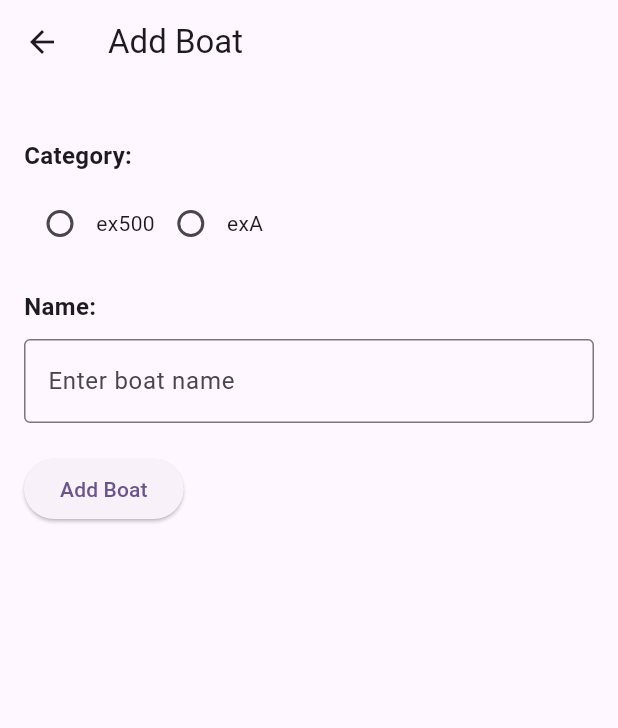
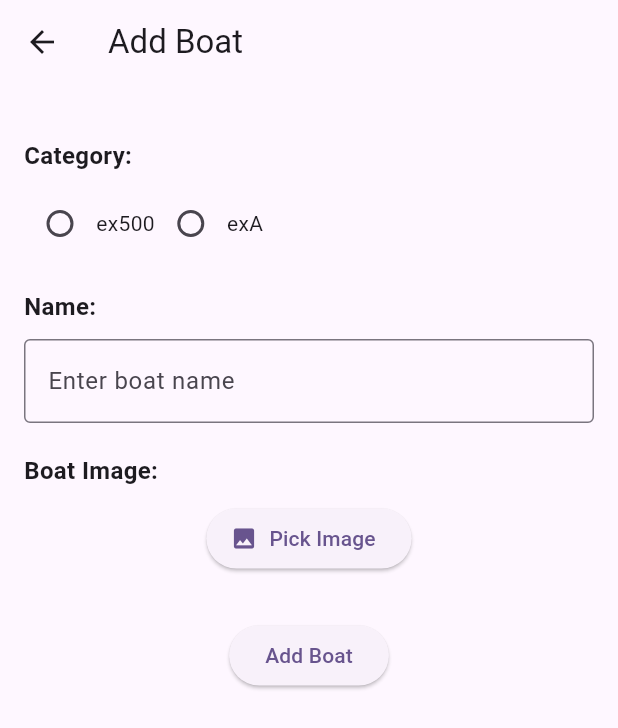
Before and after one commit to Thechopsee/exdata_collector, a Flutter app: the addNewBoatScreen screen opened directly, on a phone screen of 412 x 824 dp. Shown: the top 728 px of the screen. Run offline on Flutter 3.47's test engine with Material 3 defaults, Android fonts, the phone set to English and light mode, and no system bars; our stand-ins replace image_picker, shared_preferences; missing offline and left inert: background_remover; accounts and stored records are empty.

Commit message:
Implement boat image support with Base64 storage and sync
- Added 'image' column to the Boat model in the Flask backend.
- Updated backend API endpoints (sync, CRUD) to handle the image field.
- Performed SQLite database migration to add the 'image' column.
- Updated the Flutter Boat model to include the 'image' field.
- Implemented image picking and 300x300 resizing using 'image_picker' in addNewBoatScreen.
- Updated LocalSaver to persist the image Base64 string in SharedPreferences, fixing a "null" interpolation bug.
- Updated the main boat list UI to display the boat image using Image.memory.

Co-authored-by: Thechopsee <74382107+Thechopsee@users.noreply.github.com>

```diff
--- a/lib/Models/Boat.dart
+++ b/lib/Models/Boat.dart
@@ -5,49 +5,52 @@ class Boat {
   String? boatClass;
   String? timerSeconds;
   String? timerExplanation;
+  String? image;
 
   Boat();
   void fromString(int id, String loadedString) {
-    print(loadedString);
     List<String> ad = loadedString.split(';');
-    print(loadedString);
     bID = id;
-    name = ad[0];
-    boatClass = ad[1];
-    if(ad.length>2) {
-      dbID = int.parse(ad[2]);
+    if (ad.length > 0) name = ad[0];
+    if (ad.length > 1) boatClass = ad[1];
+    if (ad.length > 2) {
+      dbID = int.tryParse(ad[2]) ?? 0;
     }
-    if(ad.length==5) {
-      timerSeconds = ad[3];
-      timerExplanation = ad[4];
+    if (ad.length > 3) {
+      timerSeconds = ad[3] == "" || ad[3] == "null" ? null : ad[3];
+    }
+    if (ad.length > 4) {
+      timerExplanation = ad[4] == "" || ad[4] == "null" ? null : ad[4];
+    }
+    if (ad.length > 5) {
+      image = ad[5] == "" || ad[5] == "null" ? null : ad[5];
     }
   }
 
   Boat.fromJson(Map<String, dynamic> json)
-      : bID = json['bID'],
+      : bID = json['bID'] ?? 0,
+        dbID = json['dbID'] ?? 0,
         name = json['name'],
         boatClass = json['boatClass'],
         timerSeconds = json['timerSeconds'],
-        timerExplanation = json['timerExplanation'];
+        timerExplanation = json['timerExplanation'],
+        image = json['image'];
 
   Map<String, dynamic> toJson() => {
-    'id': bID,
-    'dbID':dbID,
+    'bID': bID,
+    'dbID': dbID,
     'name': name,
     'boatClass': boatClass,
     'timerSeconds': timerSeconds,
     'timerExplanation': timerExplanation,
+    'image': image,
   };
 
   String toColumnString() {
-    if(dbID!=0)
-      {
-        return "$dbID $name";
-      }
-    else
-      {
-        return "$bID $name";
-      }
-
+    if (dbID != 0) {
+      return "$dbID $name";
+    } else {
+      return "$bID $name";
+    }
   }
 }
--- a/lib/Services/LocalSaver.dart
+++ b/lib/Services/LocalSaver.dart
@@ -77,7 +77,10 @@ class LocalSaver {
       String? name=boats[i].name;
       String? boatClass=boats[i].boatClass;
       int dbID = boats[i].dbID;
-      prefs.setString('boat$index', '$name;$boatClass;$dbID');
+      String timerSeconds = boats[i].timerSeconds ?? "";
+      String timerExplanation = boats[i].timerExplanation ?? "";
+      String image = boats[i].image ?? "";
+      prefs.setString('boat$index', '$name;$boatClass;$dbID;$timerSeconds;$timerExplanation;$image');
     }
   }
   static void updateRunsData({required List<Run> runs})
@@ -105,13 +108,17 @@ class LocalSaver {
     required String selectedOption,
     String? seconds,
     String? explanation,
+    String? image,
   }) async {
     SharedPreferences prefs = await SharedPreferences.getInstance();
     int? index=prefs.getInt("boatNums");
     index ??= 0;
     index+=1;
     prefs.setInt("boatNums", index);
-    prefs.setString('boat$index', '$text;$selectedOption;0;$seconds;$explanation');
+    String s1 = seconds ?? "";
+    String e1 = explanation ?? "";
+    String i1 = image ?? "";
+    prefs.setString('boat$index', '$text;$selectedOption;0;$s1;$e1;$i1');
   }
   static Future<List<Race>> loadAllRaces() async
   {
--- a/lib/addNewBoatScreen.dart
+++ b/lib/addNewBoatScreen.dart
@@ -1,5 +1,8 @@
+import 'dart:convert';
+import 'dart:io';
 import 'package:exdata_collector/Services/LocalSaver.dart';
 import 'package:flutter/material.dart';
+import 'package:image_picker/image_picker.dart';
 
 class addNewBoatScreen extends StatefulWidget {
   const addNewBoatScreen({Key? key}) : super(key: key);
@@ -13,6 +16,7 @@ class _NewScreenState extends State<addNewBoatScreen> {
   final TextEditingController _textEditingController = TextEditingController();
   final TextEditingController _secondsController = TextEditingController();
   final TextEditingController _explainController = TextEditingController();
+  String? _base64Image;
 
   @override
   void dispose() {
@@ -22,13 +26,29 @@ class _NewScreenState extends State<addNewBoatScreen> {
     super.dispose();
   }
 
+  Future<void> _pickImage() async {
+    final ImagePicker picker = ImagePicker();
+    final XFile? image = await picker.pickImage(
+      source: ImageSource.gallery,
+      maxWidth: 300,
+      maxHeight: 300,
+    );
+
+    if (image != null) {
+      final bytes = await image.readAsBytes();
+      setState(() {
+        _base64Image = base64Encode(bytes);
+      });
+    }
+  }
+
   @override
   Widget build(BuildContext context) {
     return Scaffold(
       appBar: AppBar(
         title: const Text('Add Boat'),
       ),
-      body: Padding(
+      body: SingleChildScrollView(
         padding: const EdgeInsets.all(16.0),
         child: Column(
           crossAxisAlignment: CrossAxisAlignment.start,
@@ -112,7 +132,36 @@ class _NewScreenState extends State<addNewBoatScreen> {
             ],
 
             const SizedBox(height: 20),
-            ElevatedButton(
+            const Text(
+              'Boat Image:',
+              style: TextStyle(fontSize: 16, fontWeight: FontWeight.bold),
+            ),
+            const SizedBox(height: 10),
+            Center(
+              child: Column(
+                children: [
+                  if (_base64Image != null)
+                    Padding(
+                      padding: const EdgeInsets.only(bottom: 10.0),
+                      child: Image.memory(
+                        base64Decode(_base64Image!),
+                        width: 150,
+                        height: 150,
+                        fit: BoxFit.cover,
+                      ),
+                    ),
+                  ElevatedButton.icon(
+                    onPressed: _pickImage,
+                    icon: const Icon(Icons.image),
+                    label: const Text('Pick Image'),
+                  ),
+                ],
+              ),
+            ),
+
+            const SizedBox(height: 30),
+            Center(
+              child: ElevatedButton(
                 onPressed: () {
                   String name = _textEditingController.text;
 
@@ -143,12 +192,13 @@ class _NewScreenState extends State<addNewBoatScreen> {
                     }
                   }
 
-                // Uložit data včetně extra polí pro EX-A
+                  // Uložit data včetně extra polí pro EX-A a obrázku
                   LocalSaver.saveBoatData(
                     text: name,
                     selectedOption: _selectedOption.toString(),
                     seconds: _secondsController.text,
                     explanation: _explainController.text,
+                    image: _base64Image,
                   );
 
                   print(
@@ -158,6 +208,7 @@ class _NewScreenState extends State<addNewBoatScreen> {
                 },
                 child: const Text('Add Boat'),
               ),
+            ),
           ],
         ),
       ),
--- a/lib/main.dart
+++ b/lib/main.dart
@@ -1,3 +1,4 @@
+import 'dart:convert';
 import 'package:exdata_collector/RemoveBackground/RemoveBackgroundPage.dart';
 import 'package:flutter/material.dart';
 import 'Models/Boat.dart';
@@ -157,6 +158,15 @@ class _MyHomePageState extends State<MyHomePage> {
               itemCount: _items.length,
               itemBuilder: (BuildContext context, int index) {
                 return ListTile(
+                  leading: (_items[index].image != null && _items[index].image!.isNotEmpty && _items[index].image != "null")
+                      ? Image.memory(
+                          base64Decode(_items[index].image!),
+                          width: 50,
+                          height: 50,
+                          fit: BoxFit.cover,
+                          errorBuilder: (context, error, stackTrace) => const Icon(Icons.broken_image, size: 50),
+                        )
+                      : const Icon(Icons.directions_boat, size: 50),
                   title: Text(_items[index].name.toString()),
                   subtitle: Text(_items[index].boatClass.toString()),
                   onTap: () {
```
Also changed, not shown: pubspec.lock, 2 other files. Lines whose indentation alone changed are shown as unchanged.
